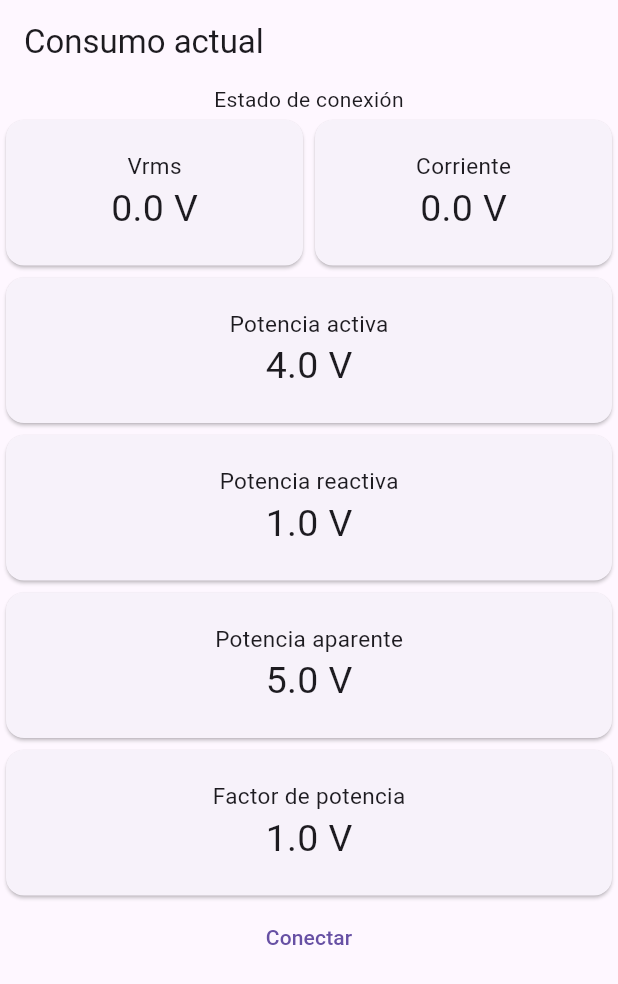
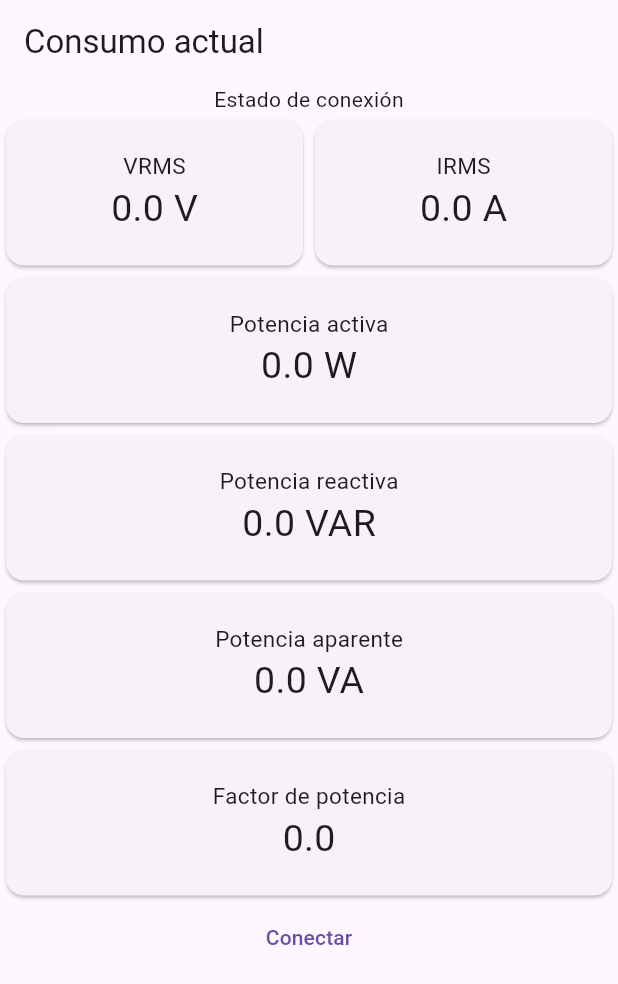
Before and after one commit to VolkerRivera/PowerMeterApp, a Flutter app: the screen it shows after launch, on a phone screen of 412 x 824 dp. Shown: the top 984 px of the screen. Run offline on Flutter 3.47's test engine with Material 3 defaults, Android fonts, the light colour scheme and no system bars; missing offline and left inert: flutter_nsd, mqtt_client.

Commit message:
Actualización del UI para que las unidades se representen correctamente

```diff
--- a/lib/mqtt/state/mqtt_app_state.dart
+++ b/lib/mqtt/state/mqtt_app_state.dart
@@ -14,23 +14,40 @@ class ManageData {
     final String timestamp;
     final double vrms;
     final double irms;
+    final double potActiva;
+    final double potReactiva;
+    final double potAparente;
+    final double powerFactor;
 
     ManageData({
         required this.timestamp,
         required this.vrms,
         required this.irms,
+        required this.potActiva,
+        required this.potReactiva,
+        required this.potAparente,
+        required this.powerFactor,
+
     });
 
     factory ManageData.fromJson(Map<String, dynamic> json) => ManageData(
-        timestamp: json["timestamp"],
-        vrms: json["Vrms"],
-        irms: json["Irms"],
+        timestamp:    json["timestamp"],
+        vrms:         json["Vrms"],
+        irms:         json["Irms"],
+        potActiva:    json["W"],
+        potReactiva:  json["VAR"],
+        potAparente:  json["VA"],
+        powerFactor:  json["PF"],
     );
 
     Map<String, dynamic> toJson() => {
         "timestamp": timestamp,
-        "Vrms": vrms,
-        "Irms": irms,
+        "Vrms"     : vrms,
+        "Irms"     : irms,
+        "W"        : potActiva,
+        "VAR"      : potReactiva,
+        "VA"       : potAparente,
+        "PF"       : powerFactor,
     };
 }
 
@@ -44,7 +61,7 @@ class MQTTAppState with ChangeNotifier{
   MQTTAppConnectionState _appConnectionState = MQTTAppConnectionState.disconnected;
   String _receivedText = ''; // lo que se recibe en el topic
   String _historyText = ''; // acumulacion de todo lo que hemos recibido o enviado
-  ManageData _dataJSON = ManageData(timestamp: '0', vrms: 0.0, irms: 0.0);
+  ManageData _dataJSON = ManageData(timestamp: '0', vrms: 0.0, irms: 0.0, potActiva: 0.0, potReactiva: 0.0, potAparente: 0.0, powerFactor: 0.0);
   void setReceivedText(String text) { //recibe el texto, modifica y actualiza
     _receivedText = text; // string recibido
     _historyText = '$_historyText\n$_receivedText'; //concatenacion con los anteriores
--- a/lib/presentation/items/card.dart
+++ b/lib/presentation/items/card.dart
@@ -24,10 +24,36 @@ class MyCard extends StatelessWidget {
           mainAxisSize: MainAxisSize.min,
           children: <Widget>[
             Text(magnitude, style: textStyleMagnitude,),
-            Text('$value V', style: textStyleValue,),
+            Text(valueToRepresent(magnitude, value), style: textStyleValue,),
           ],
         ),
       ),
     );
   }
 }
+
+String valueToRepresent (String magnitude, double value){
+  String valueToRepresent = '';
+  switch(magnitude){
+    case 'VRMS':
+      valueToRepresent = '$value V';
+      break;
+    case 'IRMS':
+      valueToRepresent = '$value A';
+      break;
+    case 'Potencia activa':
+      valueToRepresent = '$value W';
+      break;
+    case 'Potencia reactiva':
+      valueToRepresent = '$value VAR';
+      break;
+    case 'Potencia aparente':
+      valueToRepresent = '$value VA';
+      break;
+    case 'Factor de potencia':
+      valueToRepresent = '$value';
+      break;
+  }
+
+  return valueToRepresent;
+}
--- a/lib/presentation/screens/screen_consumption.dart
+++ b/lib/presentation/screens/screen_consumption.dart
@@ -52,10 +52,10 @@ class _MQTTViewState extends State<MQTTView>{
       children: <Widget>[
         _buildConnectionStateText(),
         _buildVIRow(currentAppState.getDataJSON),
-        _buildActivePowerRow(),
-        _buildReactivePowerRow(),
-        _buildAparentPowerRow(),
-        _buildPowerFactorRow(),
+        _buildActivePowerRow(currentAppState.getDataJSON),
+        _buildReactivePowerRow(currentAppState.getDataJSON),
+        _buildAparentPowerRow(currentAppState.getDataJSON),
+        _buildPowerFactorRow(currentAppState.getDataJSON),
         _buildConnectButton(currentAppState.getAppConnectionState),
         _buildScrollableTextWith(currentAppState.getReceivedText)
       ],
@@ -101,41 +101,41 @@ class _MQTTViewState extends State<MQTTView>{
   _buildVIRow(ManageData medida) {
       return  Row(
             children: [
-              Expanded(child: MyCard(magnitude: 'Vrms', value: medida.vrms)),
-              Expanded(child: MyCard(magnitude: 'Corriente', value: medida.irms)),
+              Expanded(child: MyCard(magnitude: 'VRMS', value: medida.vrms)),
+              Expanded(child: MyCard(magnitude: 'IRMS', value: medida.irms)),
 
             ],
           );
   }
 
-  _buildActivePowerRow() {
-    return const Row(
+  _buildActivePowerRow(ManageData medida) {
+    return  Row(
             children: [
-              Expanded(child: MyCard(magnitude: 'Potencia activa', value: 4)),
+              Expanded(child: MyCard(magnitude: 'Potencia activa', value: medida.potActiva)),
             ],
           );
   }
 
-  _buildReactivePowerRow() {
-    return const Row(
+  _buildReactivePowerRow(ManageData medida) {
+    return  Row(
             children: [
-              Expanded(child: MyCard(magnitude: 'Potencia reactiva', value: 1)),
+              Expanded(child: MyCard(magnitude: 'Potencia reactiva', value: medida.potReactiva)),
             ],
           );
   }
 
-  _buildAparentPowerRow() {
-    return const Row(
+  _buildAparentPowerRow(ManageData medida) {
+    return  Row(
             children: [
-              Expanded(child: MyCard(magnitude: 'Potencia aparente', value: 5)),
+              Expanded(child: MyCard(magnitude: 'Potencia aparente', value: medida.potAparente)),
             ],
           );
   }
 
-  _buildPowerFactorRow() {
-    return const Row(
+  _buildPowerFactorRow(ManageData medida) {
+    return  Row(
             children: [
-              Expanded(child: MyCard(magnitude: 'Factor de potencia', value: 1)),
+              Expanded(child: MyCard(magnitude: 'Factor de potencia', value: medida.powerFactor)),
             ],
           );
   }
```
